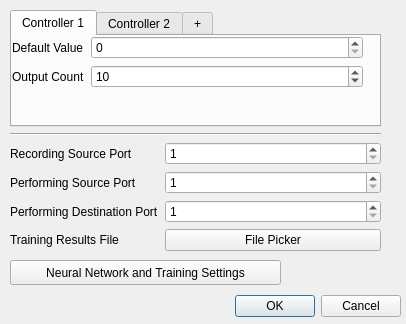
The window that src/gui/designer/settingsdialog.ui (sommern/larasynth) describes before a commit, drawn with Qt 5.
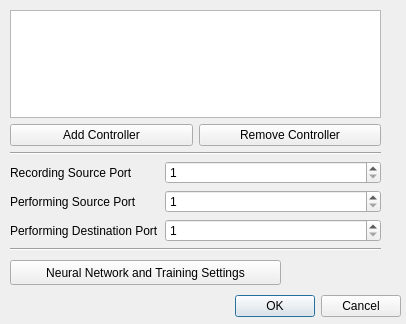
The same window after the commit.

Commit message: updated ui files with recommendations

```diff
--- a/src/gui/designer/settingsdialog.ui
+++ b/src/gui/designer/settingsdialog.ui
@@ -40,78 +40,33 @@
    </property>
    <layout class="QVBoxLayout" name="verticalLayout">
     <item>
-     <layout class="QVBoxLayout" name="verticalLayout_5">
+     <widget class="QTableView" name="tableView"/>
+    </item>
+    <item>
+     <layout class="QHBoxLayout" name="horizontalLayout">
       <item>
-       <widget class="QTabWidget" name="tabWidget">
-        <property name="currentIndex">
-         <number>0</number>
+       <widget class="QPushButton" name="pushButton_3">
+        <property name="text">
+         <string>Add Controller</string>
         </property>
-        <widget class="QWidget" name="tab_5">
-         <attribute name="title">
-          <string>Controller 1</string>
-         </attribute>
-         <widget class="QWidget" name="formLayoutWidget_2">
-          <property name="geometry">
-           <rect>
-            <x>0</x>
-            <y>0</y>
-            <width>351</width>
-            <height>61</height>
-           </rect>
-          </property>
-          <layout class="QFormLayout" name="formLayout_2">
-           <item row="1" column="0">
-            <widget class="QLabel" name="label_4">
-             <property name="text">
-              <string>Output Count</string>
-             </property>
-            </widget>
-           </item>
-           <item row="1" column="1">
-            <widget class="QSpinBox" name="spinBox_2">
-             <property name="value">
-              <number>10</number>
-             </property>
-            </widget>
-           </item>
-           <item row="0" column="0">
-            <widget class="QLabel" name="label_5">
-             <property name="text">
-              <string>Default Value</string>
-             </property>
-            </widget>
-           </item>
-           <item row="0" column="1">
-            <widget class="QSpinBox" name="spinBox_5">
-             <property name="maximum">
-              <number>127</number>
-             </property>
-            </widget>
-           </item>
-          </layout>
-         </widget>
-        </widget>
-        <widget class="QWidget" name="tab_6">
-         <attribute name="title">
-          <string>Controller 2</string>
-         </attribute>
-        </widget>
-        <widget class="QWidget" name="tab_7">
-         <attribute name="title">
-          <string>+</string>
-         </attribute>
-        </widget>
        </widget>
       </item>
       <item>
-       <widget class="Line" name="line">
-        <property name="orientation">
-         <enum>Qt::Horizontal</enum>
+       <widget class="QPushButton" name="pushButton_2">
+        <property name="text">
+         <string>Remove Controller</string>
         </property>
        </widget>
       </item>
      </layout>
     </item>
+    <item>
+     <widget class="Line" name="line">
+      <property name="orientation">
+       <enum>Qt::Horizontal</enum>
+      </property>
+     </widget>
+    </item>
     <item>
      <layout class="QFormLayout" name="formLayout">
       <item row="0" column="0">
@@ -171,22 +126,15 @@
         </property>
        </widget>
       </item>
-      <item row="3" column="0">
-       <widget class="QLabel" name="label_6">
-        <property name="text">
-         <string>Training Results File</string>
-        </property>
-       </widget>
-      </item>
-      <item row="3" column="1">
-       <widget class="QPushButton" name="pushButton_2">
-        <property name="text">
-         <string>File Picker</string>
-        </property>
-       </widget>
-      </item>
      </layout>
     </item>
+    <item>
+     <widget class="Line" name="line_2">
+      <property name="orientation">
+       <enum>Qt::Horizontal</enum>
+      </property>
+     </widget>
+    </item>
    </layout>
   </widget>
   <widget class="QPushButton" name="pushButton">
```
Left out of the diff: 32 changed lines with no effect on the pictures. The commit also changes 3 other files.
